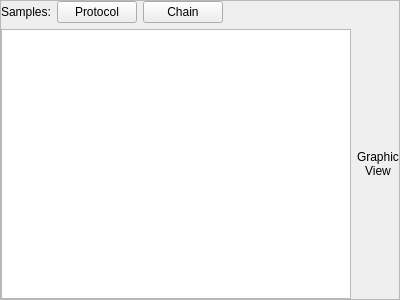
The window that apps/BlockTool/blockTool.ui (assignonward/aosuite) describes before a commit, drawn with Qt 5.
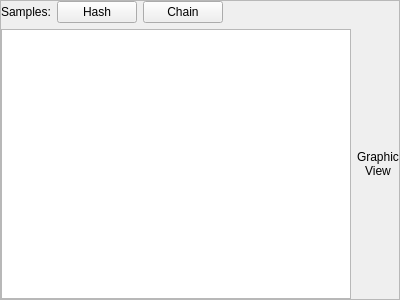
The same window after the commit. Icons and pictures are not drawn.

The edit to the form file:
```diff
--- a/apps/BlockTool/blockTool.ui
+++ b/apps/BlockTool/blockTool.ui
@@ -77,7 +77,7 @@
       <item>
        <widget class="QPushButton" name="protocol">
         <property name="text">
-         <string>Protocol</string>
+         <string>Hash</string>
         </property>
        </widget>
       </item>
```
Left out of the diff: 2 changed lines with no effect on the pictures.
